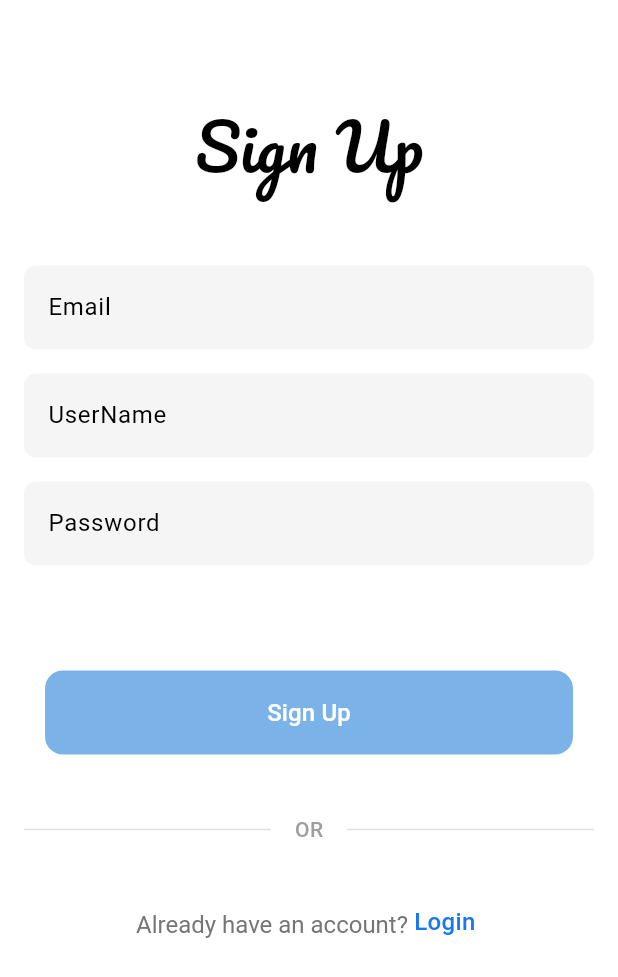
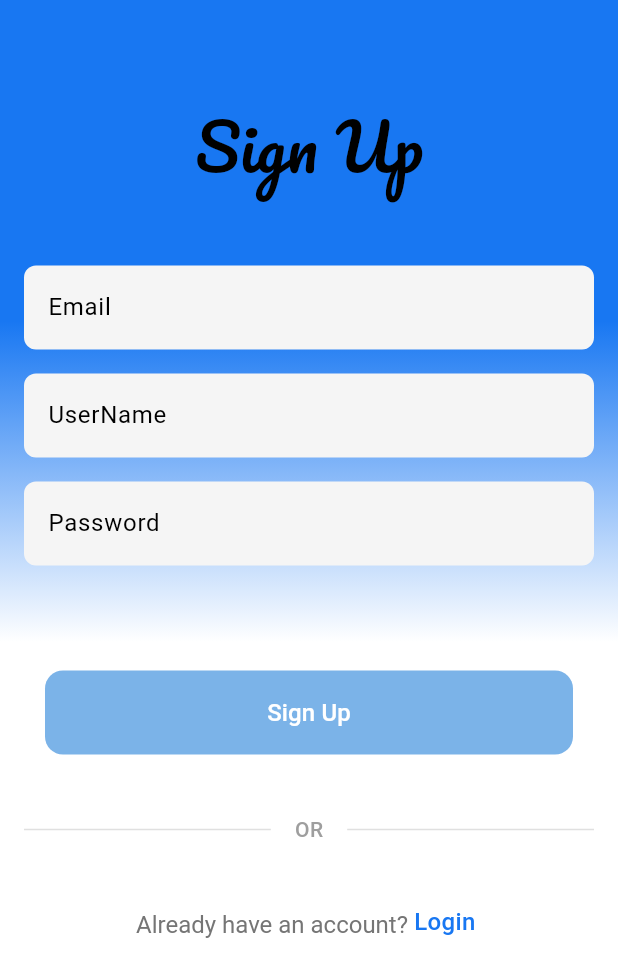
Before and after one commit to kareemtoson12/chatter, a Flutter app: the screen it shows after launch, after a tap on "Sign up.", on a phone screen of 412 x 824 dp. Shown: the top 977 px of the screen. Run offline on Flutter 3.47's test engine with Material 3 defaults, Android fonts, the phone set to English and light mode, and no system bars; our stand-ins replace dio, google_fonts, retrofit; generated files the repository leaves out were written again; network calls fail.

```diff
--- a/lib/app/styles/font_style.dart
+++ b/lib/app/styles/font_style.dart
@@ -5,5 +5,8 @@ class FontStyles {
   static TextStyle titlePacifico = GoogleFonts.pacifico(
     textStyle: const TextStyle(fontSize: 43, color: Colors.black),
   );
-  static TextStyle pacificoBlue15 = TextStyle(fontSize: 15, color: Colors.blue);
+  static TextStyle pacificoBlue15 = TextStyle(
+    fontSize: 15,
+    color: Colors.black,
+  );
 }
--- /dev/null
+++ b/lib/data/network/app_api.dart
@@ -0,0 +1,17 @@
+import 'package:chatter/data/requests/register_request_model.dart';
+import 'package:chatter/data/responses/register_response_model.dart';
+import 'package:dio/dio.dart';
+import 'package:retrofit/error_logger.dart';
+import 'package:retrofit/http.dart';
+part 'app_api.g.dart';
+
+@RestApi(baseUrl: "http://connectzone.runasp.net/api/")
+abstract class AppServiceClient {
+  factory AppServiceClient(Dio dio, {String baseUrl}) = _AppServiceClient;
+
+  //register
+  @POST('Account/register')
+  Future<RegisterResponseModel> register(
+    @Queries() Map<String, dynamic> queries,
+  );
+}
--- /dev/null
+++ b/lib/data/requests/register_request_model.dart
@@ -0,0 +1,23 @@
+class RegisterRequest {
+  final String username;
+  final String password;
+  final String title;
+  final String bio;
+
+  RegisterRequest({
+    required this.username,
+    required this.password,
+    required this.title,
+    required this.bio,
+  });
+
+  // Convert to JSON for API request
+  Map<String, dynamic> toJson() {
+    return {
+      'username': username,
+      'password': password,
+      'title': title,
+      'bio': bio,
+    };
+  }
+}
--- /dev/null
+++ b/lib/data/responses/register_response_model.dart
@@ -0,0 +1,13 @@
+class RegisterResponseModel {
+  final String username;
+  final String token;
+
+  RegisterResponseModel({required this.username, required this.token});
+  //from json
+  factory RegisterResponseModel.fromJson(Map<String, dynamic> json) {
+    return RegisterResponseModel(
+      username: json['username'],
+      token: json['token'],
+    );
+  }
+}
--- a/lib/main.dart
+++ b/lib/main.dart
@@ -1,6 +1,20 @@
 import 'package:chatter/app/chatter.dart';
+import 'package:chatter/data/network/app_api.dart';
+import 'package:chatter/data/requests/register_request_model.dart';
+import 'package:dio/dio.dart';
 import 'package:flutter/material.dart';
 
-void main() {
+void main() async {
+  Dio dio = Dio();
+  final res = AppServiceClient(dio);
+  final result = await res.register(
+    RegisterRequest(
+      bio: 'sda',
+      password: 'dassadsasa',
+      title: 'sda',
+      username: 'fsafdasdas',
+    ).toJson(),
+  );
+  print(result.token);
   runApp(Chatter());
 }
--- a/lib/presentation/auth/login/login_screen.dart
+++ b/lib/presentation/auth/login/login_screen.dart
@@ -14,8 +14,20 @@ class LoginScreen extends StatelessWidget {
     final passwordController = TextEditingController();
 
     return Scaffold(
-      backgroundColor: Colors.white,
-      body: SafeArea(
+      body: Container(
+        decoration: const BoxDecoration(
+          gradient: LinearGradient(
+            colors: [
+              Color(0xFF1877F2),
+              Color(0xFF1877F2),
+              Colors.white,
+              Colors.white,
+            ], // white to blue
+            begin: Alignment.topCenter,
+            end: Alignment.bottomCenter,
+          ),
+        ),
+        child: SafeArea(
           child: SingleChildScrollView(
             child: Padding(
               padding: const EdgeInsets.all(16.0),
@@ -124,6 +136,7 @@ class LoginScreen extends StatelessWidget {
             ),
           ),
         ),
+      ),
     );
   }
 }
--- a/lib/presentation/auth/signup/signup_screen.dart
+++ b/lib/presentation/auth/signup/signup_screen.dart
@@ -15,7 +15,21 @@ class SignUpScreen extends StatelessWidget {
 
     return Scaffold(
       backgroundColor: Colors.white,
-      body: SafeArea(
+      body: Container(
+        decoration: const BoxDecoration(
+          gradient: LinearGradient(
+            colors: [
+              Color(0xFF1877F2),
+              Color(0xFF1877F2),
+
+              Colors.white,
+              Colors.white,
+            ], // white to blue
+            begin: Alignment.topCenter,
+            end: Alignment.bottomCenter,
+          ),
+        ),
+        child: SafeArea(
           child: SingleChildScrollView(
             child: Padding(
               padding: const EdgeInsets.all(16.0),
@@ -23,7 +37,9 @@ class SignUpScreen extends StatelessWidget {
                 mainAxisAlignment: MainAxisAlignment.center,
                 children: [
                   const SizedBox(height: 50),
-                Center(child: Text('Sign Up', style: FontStyles.titlePacifico)),
+                  Center(
+                    child: Text('Sign Up', style: FontStyles.titlePacifico),
+                  ),
                   const SizedBox(height: 50),
                   Form(
                     child: Column(
@@ -132,6 +148,7 @@ class SignUpScreen extends StatelessWidget {
             ),
           ),
         ),
+      ),
     );
   }
 }
--- a/lib/presentation/auth/signup/widgets/custom_text_field.dart
+++ b/lib/presentation/auth/signup/widgets/custom_text_field.dart
@@ -19,6 +19,7 @@ class CustomTextField extends StatelessWidget {
         filled: true,
         fillColor: Colors.grey[100],
         labelText: name,
+        labelStyle: const TextStyle(color: Colors.black),
         border: OutlineInputBorder(
           borderRadius: BorderRadius.circular(8.0),
           borderSide: BorderSide.none,
--- a/lib/presentation/splash/splash_screen.dart
+++ b/lib/presentation/splash/splash_screen.dart
@@ -22,11 +22,24 @@ class _SplashScreenState extends State<SplashScreen> {
   Widget build(BuildContext context) {
     return Scaffold(
       backgroundColor: Colors.white,
-      body: Column(
-        mainAxisAlignment: MainAxisAlignment.center,
-        children: [
-          Center(child: Text('Chatter', style: FontStyles.titlePacifico)),
-        ],
+      body: Container(
+        decoration: const BoxDecoration(
+          gradient: LinearGradient(
+            colors: [
+              Color(0xFF1877F2),
+              Colors.white,
+              Colors.white,
+            ], // white to blue
+            begin: Alignment.topCenter,
+            end: Alignment.bottomCenter,
+          ),
+        ),
+        child: Column(
+          mainAxisAlignment: MainAxisAlignment.center,
+          children: [
+            Center(child: Text('Chatter', style: FontStyles.titlePacifico)),
+          ],
+        ),
       ),
     );
   }
```
Also changed, not shown: pubspec.yaml (+9 -4 lines), assets/test.jpg (added), lib/data/network/app_api.g.dart (added), lib/data/source/remote_data_source.dart (added), pubspec.lock. Lines whose indentation alone changed are shown as unchanged.
